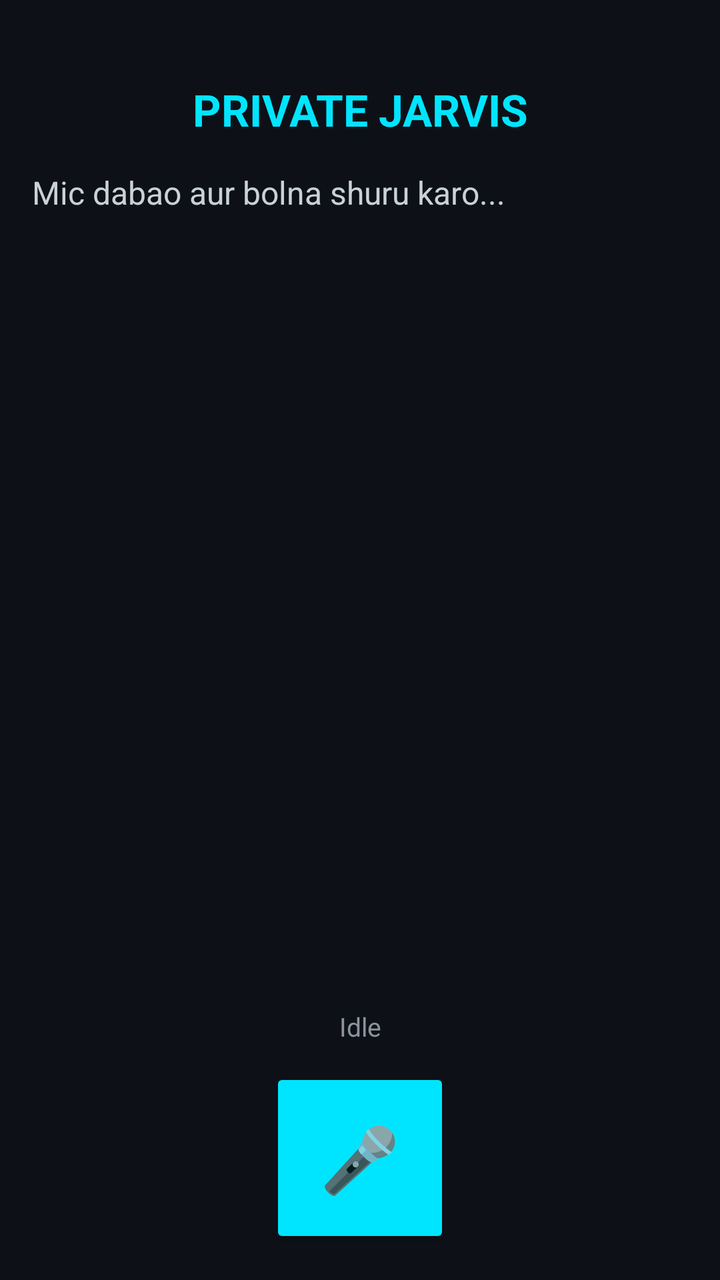
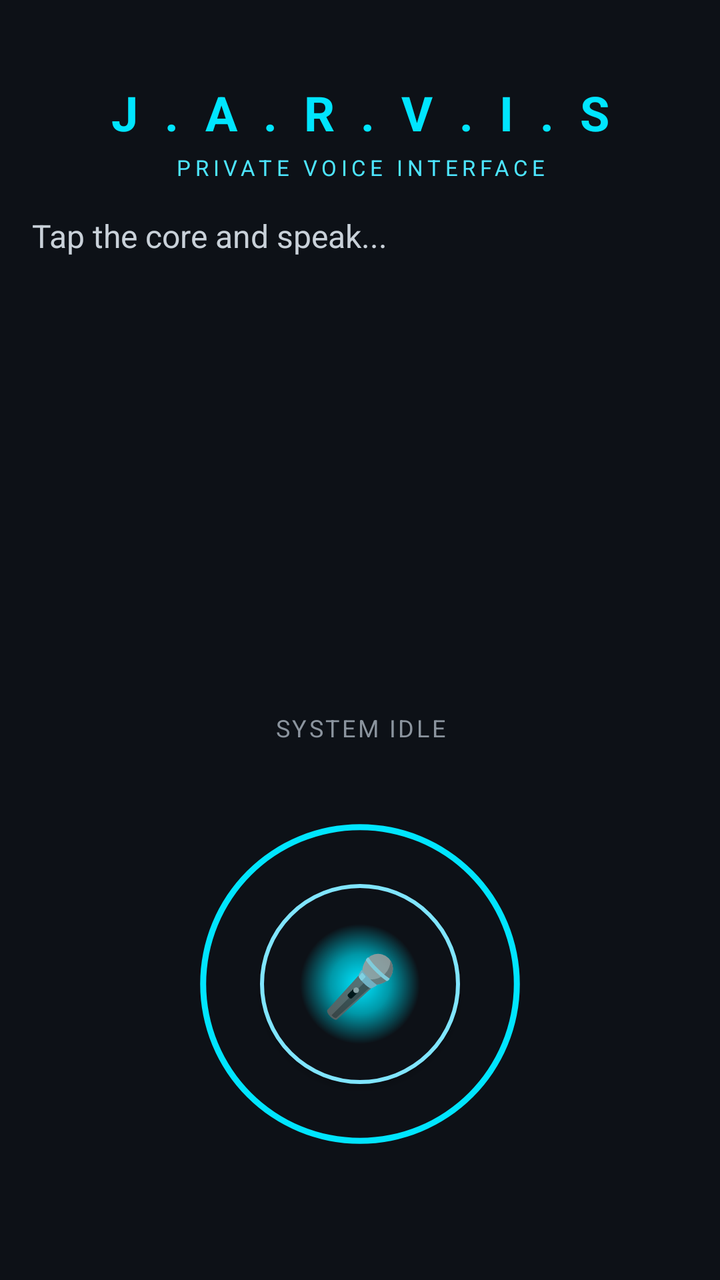

An Android layout rendered at two revisions. The XML below is the earlier revision; the diff shows what the commit changed to produce the second picture.
<!-- AndroidManifest.xml: application theme Theme.PrivateJarvis -->
<!-- res/layout/activity_main.xml -->
<?xml version="1.0" encoding="utf-8"?>
<LinearLayout xmlns:android="http://schemas.android.com/apk/res/android"
    android:layout_width="match_parent"
    android:layout_height="match_parent"
    android:orientation="vertical"
    android:background="#0D1117"
    android:padding="16dp">

    <TextView
        android:id="@+id/titleText"
        android:layout_width="match_parent"
        android:layout_height="wrap_content"
        android:text="PRIVATE JARVIS"
        android:textColor="#00E5FF"
        android:textSize="22sp"
        android:textStyle="bold"
        android:gravity="center"
        android:paddingTop="24dp"
        android:paddingBottom="16dp" />

    <ScrollView
        android:layout_width="match_parent"
        android:layout_height="0dp"
        android:layout_weight="1">

        <TextView
            android:id="@+id/conversationText"
            android:layout_width="match_parent"
            android:layout_height="wrap_content"
            android:text="Mic dabao aur bolna shuru karo..."
            android:textColor="#C9D1D9"
            android:textSize="16sp"
            android:lineSpacingExtra="6dp" />
    </ScrollView>

    <TextView
        android:id="@+id/statusText"
        android:layout_width="match_parent"
        android:layout_height="wrap_content"
        android:text="Idle"
        android:textColor="#8B949E"
        android:textSize="13sp"
        android:gravity="center"
        android:paddingBottom="12dp" />

    <Button
        android:id="@+id/micButton"
        android:layout_width="90dp"
        android:layout_height="90dp"
        android:layout_gravity="center"
        android:text="🎤"
        android:textSize="32sp"
        android:backgroundTint="#00E5FF" />

</LinearLayout>
<!-- resources referenced by this layout -->
<resources>
  <style name="Theme.PrivateJarvis" parent="Theme.MaterialComponents.DayNight.NoActionBar">
          <item name="colorPrimary">#00E5FF</item>
          <item name="android:statusBarColor">#0D1117</item>
          <item name="android:windowBackground">#0D1117</item>
      </style>
</resources>

<!-- the commit's change to res/layout/activity_main.xml (unified diff, before → after) -->
@@ -10,12 +10,23 @@
         android:id="@+id/titleText"
         android:layout_width="match_parent"
         android:layout_height="wrap_content"
-        android:text="PRIVATE JARVIS"
+        android:text="J . A . R . V . I . S"
         android:textColor="#00E5FF"
-        android:textSize="22sp"
+        android:textSize="24sp"
         android:textStyle="bold"
+        android:letterSpacing="0.15"
         android:gravity="center"
         android:paddingTop="24dp"
+        android:paddingBottom="4dp" />
+
+    <TextView
+        android:layout_width="match_parent"
+        android:layout_height="wrap_content"
+        android:text="PRIVATE VOICE INTERFACE"
+        android:textColor="#4DE5FF"
+        android:textSize="11sp"
+        android:letterSpacing="0.2"
+        android:gravity="center"
         android:paddingBottom="16dp" />
 
     <ScrollView
@@ -27,7 +38,7 @@
             android:id="@+id/conversationText"
             android:layout_width="match_parent"
             android:layout_height="wrap_content"
-            android:text="Mic dabao aur bolna shuru karo..."
+            android:text="Tap the core and speak..."
             android:textColor="#C9D1D9"
             android:textSize="16sp"
             android:lineSpacingExtra="6dp" />
@@ -37,19 +48,41 @@
         android:id="@+id/statusText"
         android:layout_width="match_parent"
         android:layout_height="wrap_content"
-        android:text="Idle"
+        android:text="SYSTEM IDLE"
         android:textColor="#8B949E"
-        android:textSize="13sp"
+        android:textSize="12sp"
+        android:letterSpacing="0.1"
         android:gravity="center"
-        android:paddingBottom="12dp" />
+        android:paddingBottom="20dp" />
 
-    <Button
-        android:id="@+id/micButton"
-        android:layout_width="90dp"
-        android:layout_height="90dp"
+    <FrameLayout
+        android:layout_width="200dp"
+        android:layout_height="200dp"
         android:layout_gravity="center"
-        android:text="🎤"
-        android:textSize="32sp"
-        android:backgroundTint="#00E5FF" />
+        android:layout_marginBottom="32dp">
+
+        <ImageView
+            android:id="@+id/outerRing"
+            android:layout_width="200dp"
+            android:layout_height="200dp"
+            android:src="@drawable/ring_outer" />
+
+        <ImageView
+            android:id="@+id/innerRing"
+            android:layout_width="150dp"
+            android:layout_height="150dp"
+            android:layout_gravity="center"
+            android:src="@drawable/ring_inner" />
+
+        <Button
+            android:id="@+id/micButton"
+            android:layout_width="100dp"
+            android:layout_height="100dp"
+            android:layout_gravity="center"
+            android:text="🎤"
+            android:textSize="30sp"
+            android:background="@drawable/mic_core"
+            android:elevation="8dp" />
+    </FrameLayout>
 
 </LinearLayout>
<!-- resource entries referenced after the edit -->
@@ -1,5 +1,37 @@
 <!-- resources referenced by this layout -->
 <resources>
+  <!-- drawable mic_core (drawable) -->
+  <?xml version="1.0" encoding="utf-8"?>
+  <shape xmlns:android="http://schemas.android.com/apk/res/android"
+      android:shape="oval">
+      <gradient
+          android:type="radial"
+          android:gradientRadius="90"
+          android:startColor="#00E5FF"
+          android:centerColor="#0097A7"
+          android:endColor="#0D1117" />
+      <stroke
+          android:width="2dp"
+          android:color="#80E5FF" />
+  </shape>
+  <!-- drawable ring_inner (drawable) -->
+  <?xml version="1.0" encoding="utf-8"?>
+  <shape xmlns:android="http://schemas.android.com/apk/res/android"
+      android:shape="ring"
+      android:innerRadiusRatio="4"
+      android:thickness="2dp"
+      android:useLevel="false">
+      <solid android:color="#4D00E5FF" />
+  </shape>
+  <!-- drawable ring_outer (drawable) -->
+  <?xml version="1.0" encoding="utf-8"?>
+  <shape xmlns:android="http://schemas.android.com/apk/res/android"
+      android:shape="ring"
+      android:innerRadiusRatio="2.6"
+      android:thickness="3dp"
+      android:useLevel="false">
+      <solid android:color="#00E5FF" />
+  </shape>
   <style name="Theme.PrivateJarvis" parent="Theme.MaterialComponents.DayNight.NoActionBar">
           <item name="colorPrimary">#00E5FF</item>
           <item name="android:statusBarColor">#0D1117</item>
